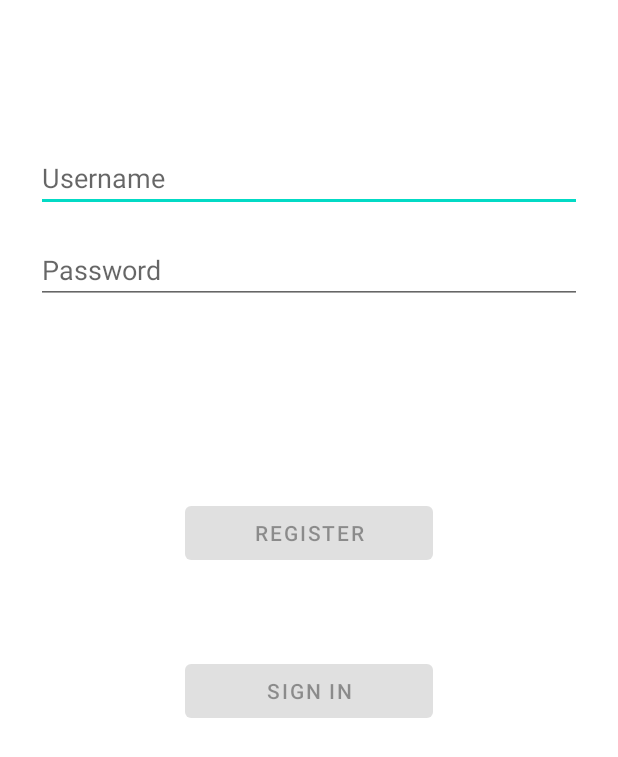
After one commit to waqarman/CGPA_Calculator, an Android app: the RegisterActivity screen opened directly, with no data from a screen before it, on a phone screen of 412 x 824 dp. The commit adds this screen. Shown: the top 757 px of the screen. Run offline under Robolectric (Android 15) with nearby library versions, the phone set to English and light mode, and no system bars.

Commit message:
login, register, main and  create profile activities are added

```diff
--- /dev/null
+++ b/app/src/main/java/com/kan/advancecgpacalculator/RegisterActivity.java
@@ -0,0 +1,14 @@
+package com.kan.advancecgpacalculator;
+
+import androidx.appcompat.app.AppCompatActivity;
+
+import android.os.Bundle;
+
+public class RegisterActivity extends AppCompatActivity {
+
+    @Override
+    protected void onCreate(Bundle savedInstanceState) {
+        super.onCreate(savedInstanceState);
+        setContentView(R.layout.activity_register);
+    }
+}
--- /dev/null
+++ b/app/src/main/res/layout/activity_register.xml
@@ -0,0 +1,71 @@
+<?xml version="1.0" encoding="utf-8"?>
+<androidx.constraintlayout.widget.ConstraintLayout xmlns:android="http://schemas.android.com/apk/res/android"
+    xmlns:app="http://schemas.android.com/apk/res-auto"
+    xmlns:tools="http://schemas.android.com/tools"
+    android:layout_width="match_parent"
+    android:layout_height="match_parent"
+    tools:context=".RegisterActivity">
+
+    <EditText
+        android:id="@+id/username"
+        android:layout_width="0dp"
+        android:layout_height="wrap_content"
+        android:layout_marginStart="24dp"
+        android:layout_marginTop="96dp"
+        android:layout_marginEnd="24dp"
+        android:hint="@string/prompt_email"
+        android:inputType="text"
+        android:selectAllOnFocus="true"
+        app:layout_constraintEnd_toEndOf="parent"
+        app:layout_constraintStart_toStartOf="parent"
+        app:layout_constraintTop_toTopOf="parent" />
+
+    <EditText
+        android:id="@+id/password"
+        android:layout_width="0dp"
+        android:layout_height="wrap_content"
+        android:layout_marginStart="24dp"
+        android:layout_marginTop="16dp"
+        android:layout_marginEnd="24dp"
+        android:hint="@string/prompt_password"
+        android:imeActionLabel="@string/action_sign_in_short"
+        android:imeOptions="actionDone"
+        android:inputType="textPassword"
+        android:selectAllOnFocus="true"
+        app:layout_constraintEnd_toEndOf="parent"
+        app:layout_constraintStart_toStartOf="parent"
+        app:layout_constraintTop_toBottomOf="@+id/username" />
+
+    <Button
+        android:id="@+id/btn_login"
+        android:layout_width="0dp"
+        android:layout_height="wrap_content"
+        android:layout_gravity="start"
+        android:layout_marginTop="16dp"
+        android:layout_marginBottom="32dp"
+        android:enabled="false"
+        android:text="@string/action_sign_in"
+        app:layout_constraintBottom_toBottomOf="parent"
+        app:layout_constraintEnd_toEndOf="@+id/password"
+        app:layout_constraintStart_toStartOf="@+id/password"
+        app:layout_constraintTop_toBottomOf="@+id/password"
+        app:layout_constraintVertical_bias="0.415"
+        app:layout_constraintWidth_percent=".4" />
+
+    <Button
+        android:id="@+id/btn_register"
+        android:layout_width="0dp"
+        android:layout_height="wrap_content"
+        android:layout_gravity="start"
+        android:layout_marginTop="16dp"
+        android:layout_marginBottom="64dp"
+        android:enabled="false"
+        android:text="Register"
+        app:layout_constraintBottom_toBottomOf="parent"
+        app:layout_constraintEnd_toEndOf="@+id/password"
+        app:layout_constraintStart_toStartOf="@+id/password"
+        app:layout_constraintTop_toBottomOf="@+id/password"
+        app:layout_constraintVertical_bias="0.229"
+        app:layout_constraintWidth_percent=".4" />
+
+</androidx.constraintlayout.widget.ConstraintLayout>
--- /dev/null
+++ b/app/src/main/res/values/dimens.xml
@@ -0,0 +1,5 @@
+<resources>
+    <!-- Default screen margins, per the Android Design guidelines. -->
+    <dimen name="activity_horizontal_margin">16dp</dimen>
+    <dimen name="activity_vertical_margin">16dp</dimen>
+</resources>
--- a/app/src/main/res/values/strings.xml
+++ b/app/src/main/res/values/strings.xml
@@ -1,3 +1,12 @@
 <resources>
     <string name="app_name">Advance CGPA Calculator</string>
+    <string name="title_activity_login">LoginActivity</string>
+    <string name="prompt_email">Username</string>
+    <string name="prompt_password">Password</string>
+    <string name="action_sign_in">Sign in</string>
+    <string name="action_sign_in_short">Sign in</string>
+    <string name="welcome">"Welcome !"</string>
+    <string name="invalid_username">Not a valid username</string>
+    <string name="invalid_password">Password must be >5 characters</string>
+    <string name="login_failed">"Login failed"</string>
 </resources>
```
Also changed, not shown: app/build.gradle (+8 -1 lines), app/src/main/AndroidManifest.xml (+11 -1 lines), app/src/main/java/com/kan/advancecgpacalculator/CreateProfileActivity.java (added, +14 -0 lines), app/src/main/java/com/kan/advancecgpacalculator/LoginActivity.java (added, +54 -0 lines), app/src/main/java/com/kan/advancecgpacalculator/MainActivity.java (added, +14 -0 lines), app/src/main/java/com/kan/advancecgpacalculator/SplashActivity.java (+27 -0 lines), app/src/main/res/layout/activity_create_profile.xml (added, +34 -0 lines), app/src/main/res/layout/activity_login.xml (added, +72 -0 lines), app/src/main/res/layout/activity_main.xml (added, +55 -0 lines), app/src/main/res/layout/activity_splash.xml (+12 -0 lines), app/src/main/res/drawable/ic_logo.png (added), gradle/wrapper/gradle-wrapper.properties.
